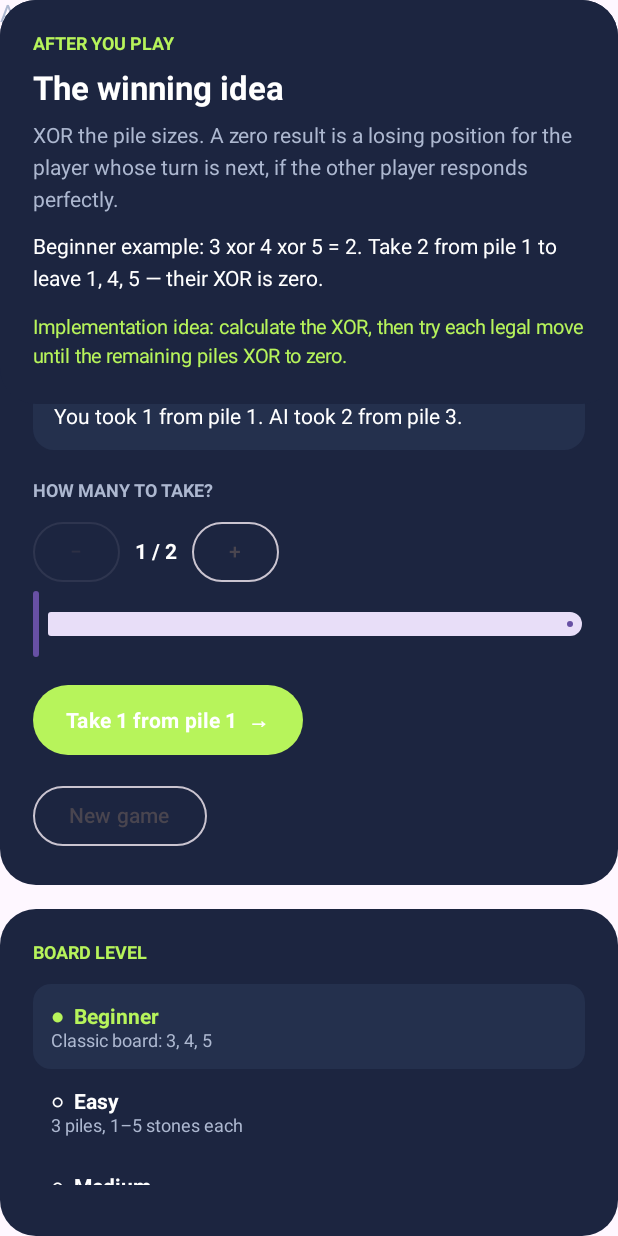
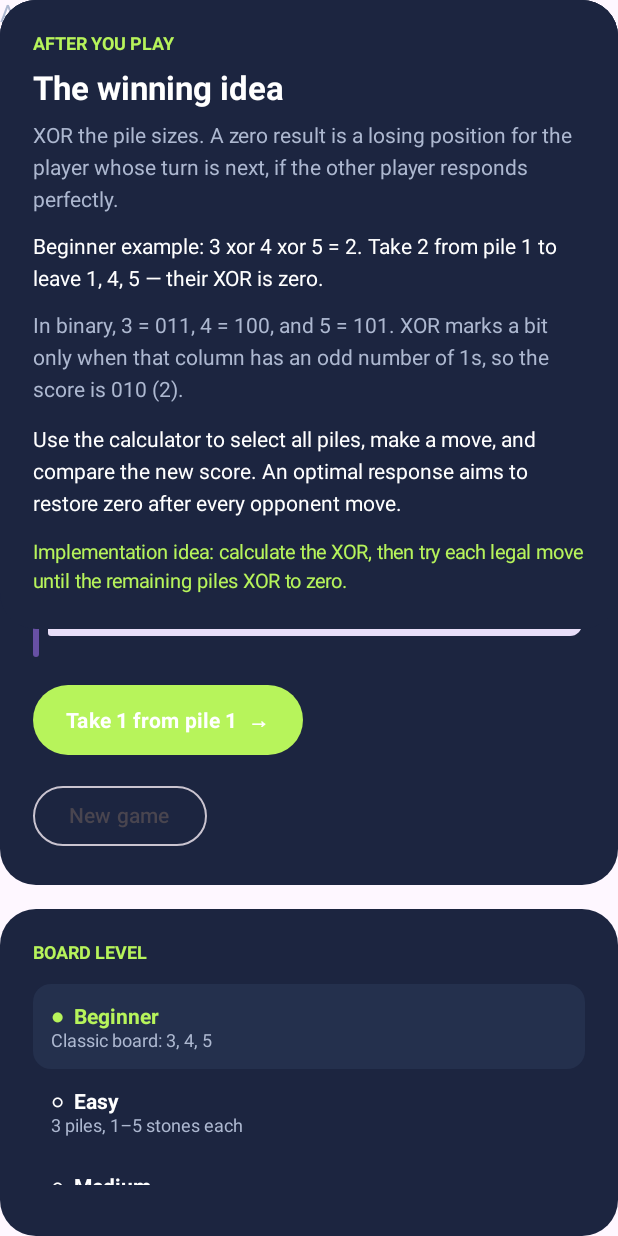
Before and after one commit to raulandrei00/lauzhack, an Android app built with Jetpack Compose: the composable NimScreen shown on its own in the app's theme, after a tap on an icon or button, on a phone screen of 412 x 824 dp. Run offline under Robolectric (Android 15) with nearby library versions, the phone set to English and light mode, and no system bars.

Commit message:
nim games

```diff
--- /dev/null
+++ b/features/game-theory/src/commonMain/kotlin/com/playwise/gametheory/GameTheoryPalette.kt
@@ -0,0 +1,9 @@
+package com.playwise.gametheory
+
+import androidx.compose.ui.graphics.Color
+
+internal val Background = Color(0xFF101528)
+internal val Panel = Color(0xFF1C2540)
+internal val PanelLight = Color(0xFF24304D)
+internal val Accent = Color(0xFFB7F45B)
+internal val Muted = Color(0xFFADB8D0)
--- a/features/game-theory/src/commonMain/kotlin/com/playwise/gametheory/Nim.kt
+++ b/features/game-theory/src/commonMain/kotlin/com/playwise/gametheory/Nim.kt
@@ -14,12 +14,12 @@ enum class BoardLevel(val title: String, val description: String) {
     MEDIUM("Medium", "4 piles, 1–10 stones each"),
     HARD("💀 Hard", "5–10 piles, 1–64 stones each");
 
-    fun createPiles(random: Random = Random.Default): List<Int> = when (this) {
+    fun createPiles(random: Random = Random.Default): List<NimPile> = (when (this) {
         BEGINNER -> listOf(3, 4, 5)
         EASY -> randomWinningBoard(3, 5, random)
         MEDIUM -> randomWinningBoard(4, 10, random)
         HARD -> randomWinningBoard(random.nextInt(5, 11), 64, random)
-    }
+    }).toNimPiles()
 }
 
 private fun randomWinningBoard(count: Int, maxPileSize: Int, random: Random): List<Int> {
@@ -40,7 +40,7 @@ fun newNimMatch(
 data class Move(val pile: Int, val count: Int)
 
 data class NimMatch(
-    val piles: List<Int> = listOf(3, 4, 5),
+    val piles: List<NimPile> = listOf(3, 4, 5).toNimPiles(),
     val level: BoardLevel = BoardLevel.BEGINNER,
     val difficulty: Difficulty = Difficulty.INTUITIVE,
     val winner: String? = null,
@@ -50,15 +50,19 @@ data class NimMatch(
     val finished: Boolean get() = winner != null
 
     fun play(move: Move, random: Random = Random.Default): NimMatch {
-        if (finished || move.pile !in piles.indices || move.count !in 1..piles[move.pile]) return this
-        val afterHuman = piles.toMutableList().also { it[move.pile] -= move.count }
-        if (afterHuman.all { it == 0 }) {
+        if (finished || move.pile !in piles.indices || move.count !in 1..piles[move.pile].stones) return this
+        val afterHuman = piles.toMutableList().also {
+            it[move.pile] = it[move.pile].copy(stones = it[move.pile].stones - move.count)
+        }
+        if (afterHuman.all { it.stones == 0 }) {
             return copy(piles = afterHuman, winner = "You", lastMove = "You took the last stone. You win!", turns = turns + 1)
         }
 
-        val reply = chooseAiMove(afterHuman, difficulty, random)
-        val afterAi = afterHuman.toMutableList().also { it[reply.pile] -= reply.count }
-        val aiWon = afterAi.all { it == 0 }
+        val reply = chooseAiMove(afterHuman.map { it.stones }, difficulty, random)
+        val afterAi = afterHuman.toMutableList().also {
+            it[reply.pile] = it[reply.pile].copy(stones = it[reply.pile].stones - reply.count)
+        }
+        val aiWon = afterAi.all { it.stones == 0 }
         return copy(
             piles = afterAi,
             winner = if (aiWon) "AI" else null,
--- /dev/null
+++ b/features/game-theory/src/commonMain/kotlin/com/playwise/gametheory/NimPile.kt
@@ -0,0 +1,16 @@
+package com.playwise.gametheory
+
+/** One numbered pile or staircase step, shared by both Nim games. */
+data class NimPile(val position: Int, val stones: Int) {
+    init {
+        require(position >= 0)
+        require(stones >= 0)
+    }
+}
+
+fun List<Int>.toNimPiles(): List<NimPile> = mapIndexed { index, stones -> NimPile(index, stones) }
+
+/** XOR only the piles the learner selected; an empty selection has score zero. */
+fun xorScore(piles: List<NimPile>, selectedPositions: Set<Int>): Int = piles
+    .filter { it.position in selectedPositions }
+    .fold(0) { score, pile -> score xor pile.stones }
--- a/features/game-theory/src/commonMain/kotlin/com/playwise/gametheory/NimScreen.kt
+++ b/features/game-theory/src/commonMain/kotlin/com/playwise/gametheory/NimScreen.kt
@@ -37,12 +37,6 @@ import androidx.compose.ui.unit.dp
 import androidx.compose.ui.unit.sp
 import kotlin.math.roundToInt
 
-private val Background = Color(0xFF101528)
-private val Panel = Color(0xFF1C2540)
-private val PanelLight = Color(0xFF24304D)
-private val Accent = Color(0xFFB7F45B)
-private val Muted = Color(0xFFADB8D0)
-
 @Composable
 private fun StrategyPanel() {
     Surface(shape = RoundedCornerShape(24.dp), color = Panel, modifier = Modifier.fillMaxWidth()) {
@@ -56,6 +50,12 @@ private fun StrategyPanel() {
             Spacer(Modifier.height(10.dp))
             Text("Beginner example: 3 xor 4 xor 5 = 2. Take 2 from pile 1 to leave 1, 4, 5 — their XOR is zero.",
                 color = Color.White, lineHeight = 21.sp)
+            Spacer(Modifier.height(10.dp))
+            Text("In binary, 3 = 011, 4 = 100, and 5 = 101. XOR marks a bit only when that column has an odd number of 1s, so the score is 010 (2).",
+                color = Muted, lineHeight = 21.sp)
+            Spacer(Modifier.height(12.dp))
+            Text("Use the calculator to select all piles, make a move, and compare the new score. An optimal response aims to restore zero after every opponent move.",
+                color = Color.White, lineHeight = 21.sp)
             Spacer(Modifier.height(12.dp))
             Text("Implementation idea: calculate the XOR, then try each legal move until the remaining piles XOR to zero.",
                 color = Accent, fontSize = 13.sp, lineHeight = 19.sp)
@@ -64,18 +64,21 @@ private fun StrategyPanel() {
 }
 
 @Composable
-fun NimScreen(onBack: () -> Unit) {
+fun NimScreen(onBack: () -> Unit, onWin: () -> Unit = {}) {
     var match by remember { mutableStateOf(NimMatch()) }
     var selectedPile by remember { mutableIntStateOf(0) }
     var take by remember { mutableIntStateOf(1) }
+    var xorSelected by remember { mutableStateOf(emptySet<Int>()) }
     val reset: (BoardLevel) -> Unit = { level ->
         match = newNimMatch(level, match.difficulty)
         selectedPile = 0
         take = 1
+        xorSelected = emptySet()
     }
     val play: () -> Unit = {
         match = match.play(Move(selectedPile, take))
-        selectedPile = match.piles.indexOfFirst { it > 0 }.coerceAtLeast(0)
+        if (match.winner == "You") onWin()
+        selectedPile = match.piles.indexOfFirst { it.stones > 0 }.coerceAtLeast(0)
         take = 1
     }
 
@@ -117,6 +120,15 @@ fun NimScreen(onBack: () -> Unit) {
         }
     }
     Spacer(Modifier.height(20.dp))
+    XorWorkbench(
+        piles = match.piles,
+        selectedPositions = xorSelected,
+        onToggle = { position ->
+            xorSelected = if (position in xorSelected) xorSelected - position else xorSelected + position
+        },
+        labelFor = { "Pile ${it.position + 1}" }
+    )
+    Spacer(Modifier.height(20.dp))
     StrategyPanel()
 }
 
@@ -137,8 +149,8 @@ private fun GamePanel(
                 Text("YOUR MOVE", color = Accent, fontSize = 12.sp, fontWeight = FontWeight.Bold)
             }
             Spacer(Modifier.height(20.dp))
-            match.piles.forEachIndexed { index, count ->
-                PileRow(index, count, selectedPile == index && !match.finished) { onSelect(index) }
+            match.piles.forEachIndexed { index, pile ->
+                PileRow(index, pile.stones, selectedPile == index && !match.finished) { onSelect(index) }
                 Spacer(Modifier.height(10.dp))
             }
             Spacer(Modifier.height(16.dp))
@@ -149,7 +161,7 @@ private fun GamePanel(
             if (!match.finished) {
                 Text("HOW MANY TO TAKE?", color = Muted, fontSize = 12.sp, fontWeight = FontWeight.Bold)
                 Spacer(Modifier.height(10.dp))
-                val maxTake = match.piles[selectedPile]
+                val maxTake = match.piles[selectedPile].stones
                 Row(verticalAlignment = Alignment.CenterVertically, horizontalArrangement = Arrangement.spacedBy(10.dp)) {
                     OutlinedButton(onClick = { onTake((take - 1).coerceAtLeast(1)) }, enabled = take > 1) {
                         Text("−")
@@ -168,7 +180,7 @@ private fun GamePanel(
                     )
                 }
                 Spacer(Modifier.height(16.dp))
-                Button(onClick = onPlay, enabled = match.piles[selectedPile] > 0,
+                Button(onClick = onPlay, enabled = match.piles[selectedPile].stones > 0,
                     colors = ButtonDefaults.buttonColors(containerColor = Accent),
                     contentPadding = PaddingValues(horizontal = 22.dp, vertical = 13.dp)) {
                     Text("Take $take from pile ${selectedPile + 1}  →", fontWeight = FontWeight.Bold)
--- /dev/null
+++ b/features/game-theory/src/commonMain/kotlin/com/playwise/gametheory/XorWorkbench.kt
@@ -0,0 +1,73 @@
+package com.playwise.gametheory
+
+import androidx.compose.foundation.clickable
+import androidx.compose.foundation.layout.Arrangement
+import androidx.compose.foundation.layout.BoxWithConstraints
+import androidx.compose.foundation.layout.Column
+import androidx.compose.foundation.layout.Row
+import androidx.compose.foundation.layout.Spacer
+import androidx.compose.foundation.layout.fillMaxWidth
+import androidx.compose.foundation.layout.height
+import androidx.compose.foundation.layout.padding
+import androidx.compose.foundation.shape.RoundedCornerShape
+import androidx.compose.material3.Surface
+import androidx.compose.material3.Text
+import androidx.compose.runtime.Composable
+import androidx.compose.ui.Alignment
+import androidx.compose.ui.Modifier
+import androidx.compose.ui.graphics.Color
+import androidx.compose.ui.text.font.FontWeight
+import androidx.compose.ui.unit.dp
+import androidx.compose.ui.unit.sp
+
+/** An exploratory calculator: the game never chooses a subset for the learner. */
+@Composable
+fun XorWorkbench(
+    piles: List<NimPile>,
+    selectedPositions: Set<Int>,
+    onToggle: (Int) -> Unit,
+    labelFor: (NimPile) -> String
+) {
+    val selected = piles.filter { it.position in selectedPositions }
+    val score = xorScore(piles, selectedPositions)
+    Surface(shape = RoundedCornerShape(24.dp), color = Panel, modifier = Modifier.fillMaxWidth()) {
+        Column(Modifier.padding(22.dp)) {
+            Text("BUILD YOUR OWN XOR", color = Accent, fontSize = 12.sp, fontWeight = FontWeight.Bold)
+            Text("Tap the cards below to choose piles for this calculation. Board taps still choose a move.",
+                color = Muted, fontSize = 14.sp)
+            Spacer(Modifier.height(10.dp))
+            BoxWithConstraints {
+                val columns = if (maxWidth < 460.dp) 3 else 5
+                piles.chunked(columns).forEach { rowPiles ->
+                    Row(Modifier.fillMaxWidth(), horizontalArrangement = Arrangement.spacedBy(8.dp)) {
+                        rowPiles.forEach { pile ->
+                            val active = pile.position in selectedPositions
+                            Surface(
+                                shape = RoundedCornerShape(12.dp),
+                                color = if (active) Accent else PanelLight,
+                                modifier = Modifier.weight(1f).clickable { onToggle(pile.position) }
+                            ) {
+                                Column(Modifier.padding(10.dp), horizontalAlignment = Alignment.CenterHorizontally) {
+                                    Text(labelFor(pile), color = if (active) Background else Color.White,
+                                        fontSize = 12.sp, fontWeight = FontWeight.Bold)
+                                    Text("${pile.stones}", color = if (active) Background else Muted,
+                                        fontSize = 19.sp, fontWeight = FontWeight.Bold)
+                                    Text(if (active) "Selected" else "Tap to add",
+                                        color = if (active) Background else Muted, fontSize = 10.sp)
+                                }
+                            }
+                        }
+                        repeat(columns - rowPiles.size) { Spacer(Modifier.weight(1f)) }
+                    }
+                    Spacer(Modifier.height(8.dp))
+                }
+            }
+            Text("XOR score: $score", color = Accent, fontSize = 22.sp, fontWeight = FontWeight.Bold)
+            Text(
+                if (selected.isEmpty()) "No piles selected yet."
+                else selected.joinToString(" xor ") { it.stones.toString() } + " = $score  (binary ${score.toString(2)})",
+                color = Color.White, fontSize = 13.sp
+            )
+        }
+    }
+}
```
Also changed, not shown: composeApp/src/commonMain/kotlin/com/playwise/app/App.kt (+10 -10 lines), features/game-theory/src/commonMain/kotlin/com/playwise/gametheory/GameTheoryPathScreen.kt (added, +124 -0 lines), features/game-theory/src/commonMain/kotlin/com/playwise/gametheory/StaircaseNim.kt (added, +79 -0 lines), features/game-theory/src/commonMain/kotlin/com/playwise/gametheory/StaircaseScreen.kt (added, +233 -0 lines), 6 other files.
